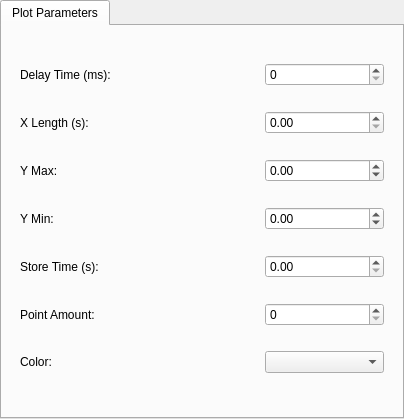
First picture: the form in Libs/Option/optplot.ui, repository tiangaomingjing/ServoDriveTech, before the edit.
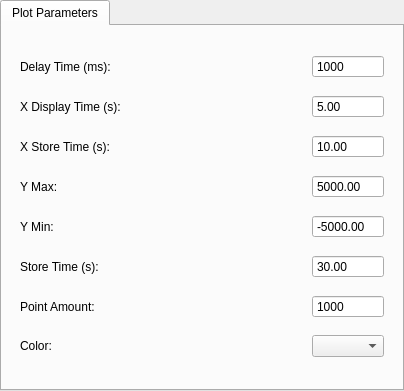
Second picture: the form after the edit.

```diff
--- a/Libs/Option/optplot.ui
+++ b/Libs/Option/optplot.ui
@@ -7,7 +7,7 @@
     <x>0</x>
     <y>0</y>
     <width>404</width>
-    <height>419</height>
+    <height>391</height>
    </rect>
   </property>
   <property name="windowTitle">
@@ -38,84 +38,28 @@
       <layout class="QVBoxLayout" name="verticalLayout">
        <item>
         <widget class="QWidget" name="widget_plot" native="true">
-         <layout class="QGridLayout" name="gridLayout" columnstretch="2,1" columnminimumwidth="0,0">
-          <item row="0" column="0">
-           <widget class="QLabel" name="label_plotDelay">
-            <property name="text">
-             <string>Delay Time (ms):</string>
-            </property>
-           </widget>
-          </item>
-          <item row="0" column="1">
-           <widget class="QSpinBox" name="spinBox_plotDelay">
-            <property name="maximum">
-             <number>65535</number>
-            </property>
-           </widget>
-          </item>
-          <item row="1" column="0">
-           <widget class="QLabel" name="label_plotXLength">
-            <property name="text">
-             <string>X Length (s):</string>
-            </property>
-           </widget>
-          </item>
-          <item row="1" column="1">
-           <widget class="QDoubleSpinBox" name="doubleSpinBox_plotXLength">
-            <property name="maximum">
-             <double>10.000000000000000</double>
-            </property>
-           </widget>
-          </item>
+         <layout class="QGridLayout" name="gridLayout" columnstretch="2,0">
           <item row="2" column="0">
-           <widget class="QLabel" name="label_plotYMax">
+           <widget class="QLabel" name="label_plotXLength">
             <property name="text">
-             <string>Y Max:</string>
+             <string>X Store Time (s):</string>
             </property>
            </widget>
           </item>
           <item row="2" column="1">
-           <widget class="QDoubleSpinBox" name="doubleSpinBox_ployYMax">
-            <property name="minimum">
-             <double>-18446744073709551616.000000000000000</double>
+           <widget class="QDoubleSpinBox" name="doubleSpinBox_plotXStoreTime">
+            <property name="buttonSymbols">
+             <enum>QAbstractSpinBox::NoButtons</enum>
             </property>
             <property name="maximum">
-             <double>18446744073709551616.000000000000000</double>
+             <double>30.000000000000000</double>
             </property>
-           </widget>
-          </item>
-          <item row="3" column="0">
-           <widget class="QLabel" name="label_plotYMin">
-            <property name="text">
-             <string>Y Min:</string>
-            </property>
-           </widget>
-          </item>
-          <item row="3" column="1">
-           <widget class="QDoubleSpinBox" name="doubleSpinBox_plotYMin">
-            <property name="minimum">
-             <double>-18446744073709551616.000000000000000</double>
-            </property>
-            <property name="maximum">
-             <double>18446744073709551616.000000000000000</double>
-            </property>
-           </widget>
-          </item>
-          <item row="4" column="0">
-           <widget class="QLabel" name="label_plotStore">
-            <property name="text">
-             <string>Store Time (s):</string>
-            </property>
-           </widget>
-          </item>
-          <item row="4" column="1">
-           <widget class="QDoubleSpinBox" name="doubleSpinBox_plotStore">
-            <property name="maximum">
+            <property name="value">
              <double>10.000000000000000</double>
             </property>
            </widget>
           </item>
-          <item row="5" column="0">
+          <item row="6" column="0">
            <widget class="QLabel" name="label_plotPoint">
             <property name="text">
              <string>Point Amount:</string>
@@ -123,22 +67,134 @@
            </widget>
           </item>
           <item row="5" column="1">
+           <widget class="QDoubleSpinBox" name="doubleSpinBox_plotStore">
+            <property name="buttonSymbols">
+             <enum>QAbstractSpinBox::NoButtons</enum>
+            </property>
+            <property name="maximum">
+             <double>60.000000000000000</double>
+            </property>
+            <property name="value">
+             <double>30.000000000000000</double>
+            </property>
+           </widget>
+          </item>
+          <item row="5" column="0">
+           <widget class="QLabel" name="label_plotStore">
+            <property name="text">
+             <string>Store Time (s):</string>
+            </property>
+           </widget>
+          </item>
+          <item row="4" column="1">
+           <widget class="QDoubleSpinBox" name="doubleSpinBox_plotYMin">
+            <property name="buttonSymbols">
+             <enum>QAbstractSpinBox::NoButtons</enum>
+            </property>
+            <property name="minimum">
+             <double>-18446744073709551616.000000000000000</double>
+            </property>
+            <property name="maximum">
+             <double>18446744073709551616.000000000000000</double>
+            </property>
+            <property name="value">
+             <double>-5000.000000000000000</double>
+            </property>
+           </widget>
+          </item>
+          <item row="4" column="0">
+           <widget class="QLabel" name="label_plotYMin">
+            <property name="text">
+             <string>Y Min:</string>
+            </property>
+           </widget>
+          </item>
+          <item row="3" column="1">
+           <widget class="QDoubleSpinBox" name="doubleSpinBox_ployYMax">
+            <property name="buttonSymbols">
+             <enum>QAbstractSpinBox::NoButtons</enum>
+            </property>
+            <property name="minimum">
+             <double>-18446744073709551616.000000000000000</double>
+            </property>
+            <property name="maximum">
+             <double>18446744073709551616.000000000000000</double>
+            </property>
+            <property name="value">
+             <double>5000.000000000000000</double>
+            </property>
+           </widget>
+          </item>
+          <item row="3" column="0">
+           <widget class="QLabel" name="label_plotYMax">
+            <property name="text">
+             <string>Y Max:</string>
+            </property>
+           </widget>
+          </item>
+          <item row="0" column="1">
+           <widget class="QSpinBox" name="spinBox_plotDelay">
+            <property name="buttonSymbols">
+             <enum>QAbstractSpinBox::NoButtons</enum>
+            </property>
+            <property name="maximum">
+             <number>65535</number>
+            </property>
+            <property name="value">
+             <number>1000</number>
+            </property>
+           </widget>
+          </item>
+          <item row="0" column="0">
+           <widget class="QLabel" name="label_plotDelay">
+            <property name="text">
+             <string>Delay Time (ms):</string>
+            </property>
+           </widget>
+          </item>
+          <item row="6" column="1">
            <widget class="QSpinBox" name="spinBox_plotPoint">
+            <property name="buttonSymbols">
+             <enum>QAbstractSpinBox::NoButtons</enum>
+            </property>
             <property name="maximum">
-             <number>2000</number>
+             <number>1000</number>
+            </property>
+            <property name="value">
+             <number>1000</number>
             </property>
            </widget>
           </item>
-          <item row="6" column="0">
+          <item row="7" column="0">
            <widget class="QLabel" name="label_plotColor">
             <property name="text">
              <string>Color:</string>
             </property>
            </widget>
           </item>
-          <item row="6" column="1">
+          <item row="7" column="1">
            <widget class="QComboBox" name="comboBox_plotColor"/>
           </item>
+          <item row="1" column="0">
+           <widget class="QLabel" name="label_plotXLength_2">
+            <property name="text">
+             <string>X Display Time (s):</string>
+            </property>
+           </widget>
+          </item>
+          <item row="1" column="1">
+           <widget class="QDoubleSpinBox" name="doubleSpinBox_plotXDisplayTime">
+            <property name="buttonSymbols">
+             <enum>QAbstractSpinBox::NoButtons</enum>
+            </property>
+            <property name="maximum">
+             <double>10.000000000000000</double>
+            </property>
+            <property name="value">
+             <double>5.000000000000000</double>
+            </property>
+           </widget>
+          </item>
          </layout>
         </widget>
        </item>
```
